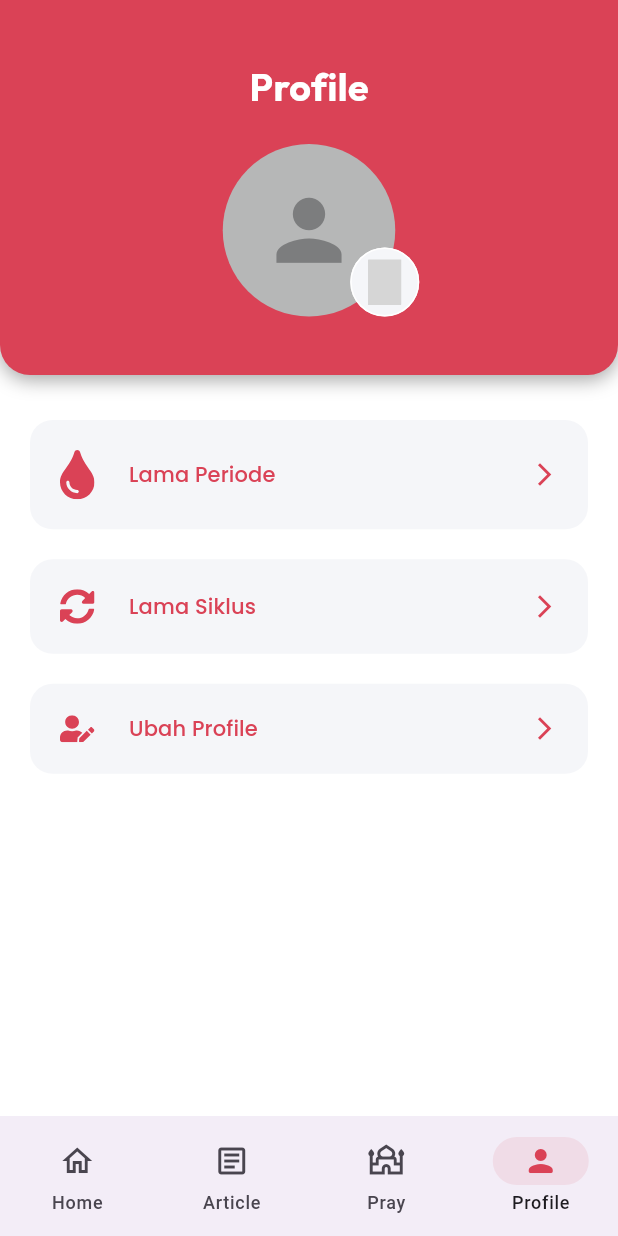
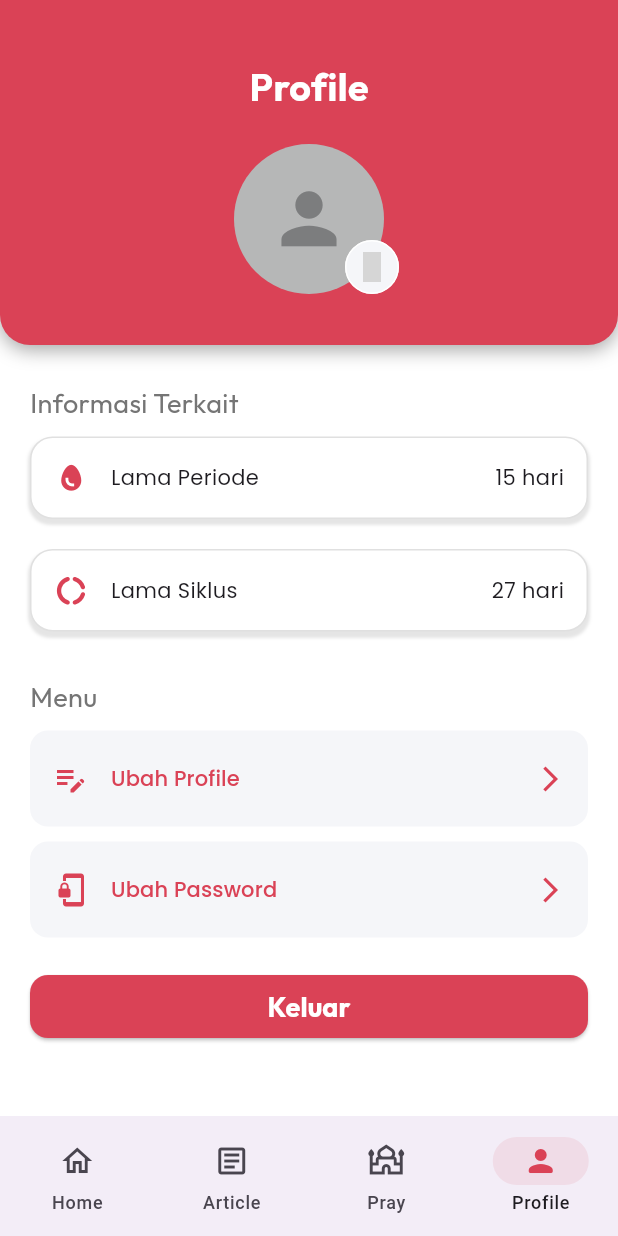
Before and after one commit to khairunnisaalallah/v2_zenfemina_mobile, a Flutter app: the screen it shows after launch, item 4 of the bottom bar chosen, on a phone screen of 412 x 824 dp. Run offline on Flutter 3.47's test engine with Material 3 defaults, Android fonts, the phone set to English and light mode, and no system bars; our stand-ins replace flutter_svg, get, google_fonts, image_picker, table_calendar; network calls fail; grey boxes are pictures that could not be loaded.

Commit message:
style: fix profile view

```diff
--- a/lib/navigation/profile.dart
+++ b/lib/navigation/profile.dart
@@ -6,6 +6,7 @@ import 'package:google_fonts/google_fonts.dart';
 import 'package:flutter_svg/flutter_svg.dart';
 import 'package:zenfemina_v2/menu/calender.dart';
 import 'package:zenfemina_v2/menu/editprofile.dart';
+import 'package:zenfemina_v2/pages/prayer_type.dart';
 import 'package:zenfemina_v2/pages/profile_menu.dart';
 import 'package:flutter/services.dart' show AssetImage;
 import 'package:image_picker/image_picker.dart';
@@ -41,7 +42,7 @@ class _profilePageState extends State<profilePage> {
               left: 0,
               right: 0,
               child: Container(
-                height: 250,
+                height: 230,
                 decoration: BoxDecoration(
                   borderRadius: BorderRadius.only(
                     bottomLeft: Radius.circular(20),
@@ -78,8 +79,8 @@ class _profilePageState extends State<profilePage> {
                     //dari ini itu foto profile
                     SizedBox(height: 20),
                     SizedBox(
-                      height: 115,
-                      width: 115,
+                      height: 100,
+                      width: 100,
                       child: Stack(
                         fit: StackFit.expand,
                         clipBehavior: Clip
@@ -106,16 +107,16 @@ class _profilePageState extends State<profilePage> {
                                   )
                                 : Icon(
                                     Icons.person,
-                                    size: 65,
+                                    size: 55,
                                     color: TColor.secondaryText,
                                   ),
                           ),
                           Positioned(
-                            right: -16,
+                            right: -10,
                             bottom: 0,
                             child: SizedBox(
-                              height: 46,
-                              width: 46,
+                              height: 36,
+                              width: 36,
                               child: TextButton(
                                 onPressed: () async {
                                   image = await picker.pickImage(
@@ -148,25 +149,81 @@ class _profilePageState extends State<profilePage> {
       ),
       body: SingleChildScrollView(
         child: Padding(
-          padding: const EdgeInsets.symmetric(vertical: 20),
+          padding: const EdgeInsets.only(right: 20, left: 20, top: 5),
           child: Column(
             children: [
-              ProfileMenu(
+              Container(
+                padding: EdgeInsets.only(bottom: 10,), // Atur padding untuk menjaga teks di pojok kiri bawah
+                alignment: Alignment.centerLeft, // Atur alignment ke bawah dan kiri
+                child: Text(
+                  'Informasi Terkait',
+                  style: GoogleFonts.outfit(
+                    fontSize: 18,
+                    color: Colors.grey[600],
+                    fontWeight: FontWeight.w400,
+                  ),
+                ),
+              ),
+              PrayerType(
                 text: "Lama Periode",
-                icon: "assets/images/period.svg",
-                press: () {},
+                icon: 0xf0404,
+                hour: "15 hari"
               ),
-              ProfileMenu(
+              PrayerType(
                 text: "Lama Siklus",
-                icon: "assets/images/cycle.svg",
-                press: () {},
+                icon: 0xf6d5,
+                hour: "27 hari"
+              ),
+
+              SizedBox(height: 10),
+              Container(
+                padding: EdgeInsets.only(bottom: 10,), // Atur padding untuk menjaga teks di pojok kiri bawah
+                alignment: Alignment.centerLeft, // Atur alignment ke bawah dan kiri
+                child: Text(
+                  'Menu',
+                  style: GoogleFonts.outfit(
+                    fontSize: 18,
+                    color: Colors.grey[600],
+                    fontWeight: FontWeight.w400,
+                  ),
+                ),
               ),
               ProfileMenu(
                 text: "Ubah Profile",
-                icon: "assets/images/editprofile.svg",
+                icon: 0xf05f0,
                 press: () {
                   Get.to(ProfileView());
                 },
+              ),
+              ProfileMenu(
+                text: "Ubah Password",
+                icon: 0xf293,
+                press: (){},
+              ),
+              SizedBox(height: 15),
+              Container(
+                height: 42,
+                width: MediaQuery.of(context).size.width -
+                  2 * 20, // Sesuaikan dengan padding yang diinginkan
+                child: ElevatedButton(
+                onPressed: () {
+                  //
+                },
+                child: Text(
+                  'Keluar',
+                    style: GoogleFonts.outfit(
+                      fontSize: 18,
+                      color: Colors.white,
+                      fontWeight: FontWeight.w700,
+                    ),
+                ),
+                style: ElevatedButton.styleFrom(
+                  backgroundColor: Color(0xFFDA4256),
+                  shape: RoundedRectangleBorder(
+                    borderRadius: BorderRadius.circular(12),
+                  ),
+                ),
+                ),
               ),
             ],
           ),
--- a/lib/pages/profile_menu.dart
+++ b/lib/pages/profile_menu.dart
@@ -14,36 +14,40 @@ class ProfileMenu extends StatelessWidget {
     this.press,
   }) : super(key: key);
 
-  final String text, icon;
+  final String text;
+  final int icon;
   final VoidCallback? press;
 
   @override
   Widget build(BuildContext context) {
     return Padding(
-      padding: const EdgeInsets.symmetric(horizontal: 20, vertical: 10),
+      padding: const EdgeInsets.only(bottom: 10),
       child: TextButton(
         style: TextButton.styleFrom(
           foregroundColor: Color(0xFFDA4256),
-          padding: const EdgeInsets.all(20),
+          padding: const EdgeInsets.only(right: 15, left: 15, top: 20, bottom: 20),
           shape:
-              RoundedRectangleBorder(borderRadius: BorderRadius.circular(15)),
+              RoundedRectangleBorder(borderRadius: BorderRadius.circular(12)),
           backgroundColor: const Color(0xFFF5F6F9),
         ),
         onPressed: press,
         child: Row(
           children: [
-            SvgPicture.asset(
-              icon,
-              color: Color(0xFFDA4256),
-              width: 23,
-            ),
-            const SizedBox(width: 23),
+            Icon(
+                IconData(icon, fontFamily: 'MaterialIcons'),
+                size: 24,
+                color: Color(0xFFDA4256),
+              ),
+            const SizedBox(width: 15),
             Expanded(
                 child: Text(
               text,
               style: GoogleFonts.poppins(),
             )),
-            const Icon(Icons.arrow_forward_ios),
+            Icon(
+              Icons.arrow_forward_ios,
+              size: 20,
+            ),
           ],
         ),
       ),
```
